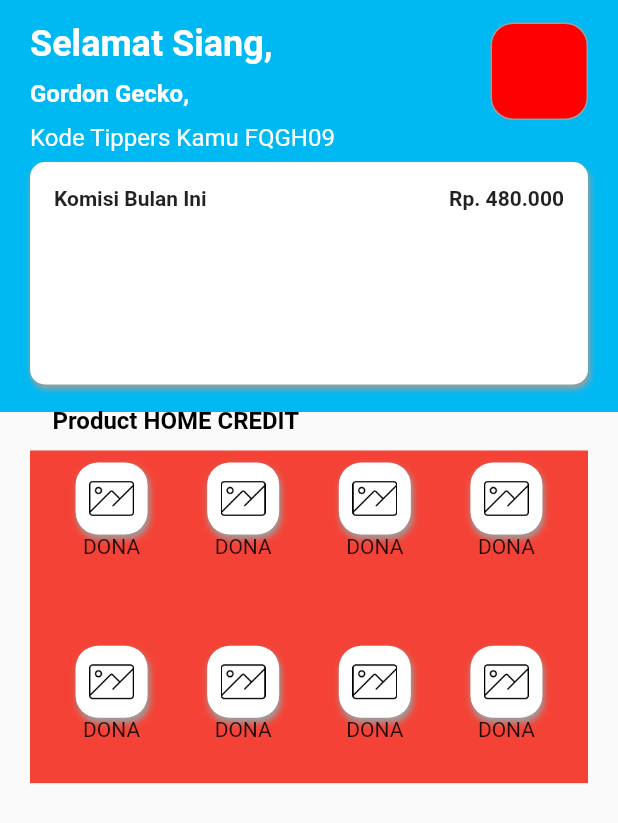
After one commit to oss-homecredit-id/flutter-direct, a Flutter app: the PPHomeScreen screen opened by its route, on a phone screen of 412 x 824 dp. The commit adds this screen. Shown: the top 823 px of the screen. Run offline on Flutter 3.47's test engine with Material 2 defaults, Android fonts, the phone set to English and light mode, and no system bars; Roboto replaces fonts that are missing (Campton).

Commit message:
Add new home sreen v2 based on lastest ui

```diff
--- /dev/null
+++ b/example/lib/component_list/arc_clipper.dart
@@ -0,0 +1,24 @@
+import 'package:flutter/material.dart';
+
+class ArcClipper extends CustomClipper<Path> {
+  @override
+  Path getClip(Size size) {
+    var path = new Path();
+    // Since the wave goes vertically lower than bottom left starting point,
+    // we'll have to make this point a little higher.
+    path.lineTo(0.0, size.height);
+
+    // TODO: The wavy clipping magic happens here, between the bottom left and bottom right points.
+
+    // The bottom right point also isn't at the same level as its left counterpart,
+    // so we'll adjust that one too.
+    path.lineTo(size.width, size.height);
+    path.lineTo(size.width, 0.0);
+    path.close();
+
+    return path;
+  }
+
+  @override
+  bool shouldReclip(CustomClipper<Path> oldClipper) => false;
+}
--- /dev/null
+++ b/example/lib/component_list/pp_home.dart
@@ -0,0 +1,234 @@
+import 'package:flutter/material.dart';
+import 'package:flutter_direct/flutter_direct.dart';
+
+import 'arc_clipper.dart';
+
+class PPHomeScreen extends StatefulWidget {
+  static const blueSky = const Color(0xFF019CE0);
+  static const blueClouds = const Color(0xFF00B9F2);
+
+  static List<Color> kitGradientsHeader = [
+    blueSky,
+    blueClouds,
+  ];
+
+  @override
+  _PPHomeScreenState createState() => _PPHomeScreenState();
+}
+
+class _PPHomeScreenState extends State<PPHomeScreen> {
+  Widget appBackround() => Column(
+        children: <Widget>[
+          new Flexible(
+            flex: 2,
+            child: ClipPath(
+              clipper: new ArcClipper(),
+              child: Stack(
+                children: <Widget>[
+                  new Container(
+                    decoration: new BoxDecoration(
+                      gradient: new LinearGradient(
+                          begin: Alignment.centerLeft,
+                          end: Alignment.centerLeft,
+                          colors: PPHomeScreen.kitGradientsHeader),
+                    ),
+                  ),
+                  new Container(width: double.infinity, child: new Container())
+                ],
+              ),
+            ),
+          ),
+          new Flexible(
+            flex: 4,
+            child: new Container(),
+          )
+        ],
+      );
+
+  Widget titleProduct() => Container(
+        padding: EdgeInsets.symmetric(horizontal: 35.0),
+        margin: EdgeInsets.only(top: 15.0),
+        child: Text('Product HOME CREDIT',
+            style: TextStyle(
+                fontSize: 16.0,
+                fontWeight: FontWeight.bold,
+                color: Colors.black,
+                fontFamily: 'Campton')),
+      );
+
+  Widget content() => Column(
+        crossAxisAlignment: CrossAxisAlignment.start,
+        children: <Widget>[
+          header(),
+          cardKomisi(),
+          titleProduct(),
+          cardProduct()
+        ],
+      );
+
+  Widget header() => SafeArea(
+          child: Container(
+        padding: EdgeInsets.only(top: 15.0),
+        child: Padding(
+          padding: EdgeInsets.symmetric(horizontal: 20.0),
+          child: Row(
+            crossAxisAlignment: CrossAxisAlignment.start,
+            mainAxisAlignment: MainAxisAlignment.spaceBetween,
+            children: <Widget>[
+              Container(
+                width: (MediaQuery.of(context).size.width / 3) * 2,
+                child: Column(
+                  crossAxisAlignment: CrossAxisAlignment.start,
+                  children: <Widget>[
+                    Padding(
+                      padding: const EdgeInsets.only(bottom: 10.0),
+                      child: Text('Selamat Siang,',
+                          style: TextStyle(
+                              fontWeight: FontWeight.bold,
+                              fontSize: 24.0,
+                              color: Colors.white,
+                              fontFamily: 'Campton')),
+                    ),
+                    Padding(
+                      padding: const EdgeInsets.only(bottom: 10.0),
+                      child: Text('Gordon Gecko,',
+                          style: TextStyle(
+                              fontWeight: FontWeight.bold,
+                              fontSize: 16.0,
+                              color: Colors.white,
+                              fontFamily: 'Campton')),
+                    ),
+                    Padding(
+                      padding: const EdgeInsets.only(bottom: 7.0),
+                      child: FittedBox(
+                        fit: BoxFit.fitWidth,
+                        child: Text('Kode Tippers Kamu FQGH09',
+                            maxLines: 1,
+                            style: TextStyle(
+                                fontSize: 16.0,
+                                color: Colors.white,
+                                fontFamily: 'Campton')),
+                      ),
+                    ),
+                  ],
+                ),
+              ),
+              Container(
+                width: 65,
+                height: 65,
+                decoration: BoxDecoration(
+                  color: const Color(0xFFFF0000),
+                  border: Border.all(color: Colors.grey, width: 1),
+                  borderRadius: BorderRadius.all(Radius.circular(15)),
+                ),
+              )
+            ],
+          ),
+        ),
+      ));
+
+  Widget cardKomisi() => Container(
+        height: MediaQuery.of(context).size.height * 0.18,
+        margin: EdgeInsets.only(left: 20.0, right: 20.0),
+        decoration: BoxDecoration(
+            boxShadow: [
+              new BoxShadow(
+                color: Colors.grey,
+                offset: new Offset(1.0, 3.0),
+                blurRadius: 3.0,
+              )
+            ],
+            border: Border.all(color: Colors.transparent, width: 1),
+            borderRadius: BorderRadius.all(Radius.circular(10)),
+            color: Colors.white),
+        child: Column(
+          crossAxisAlignment: CrossAxisAlignment.start,
+          children: <Widget>[
+            Padding(
+              padding:
+                  const EdgeInsets.symmetric(horizontal: 15.0, vertical: 15.0),
+              child: Row(
+                mainAxisAlignment: MainAxisAlignment.spaceBetween,
+                children: <Widget>[
+                  Text('Komisi Bulan Ini',
+                      style: TextStyle(
+                          fontSize: 14.0,
+                          fontWeight: FontWeight.bold,
+                          fontFamily: 'Campton')),
+                  Text('Rp. 480.000',
+                      style: TextStyle(
+                          fontSize: 14.0,
+                          fontWeight: FontWeight.bold,
+                          fontFamily: 'Campton'))
+                ],
+              ),
+            )
+          ],
+        ),
+      );
+
+  Widget cardProduct() => AspectRatio(
+        aspectRatio: 16 / 9,
+        child: Container(
+          color: Colors.red,
+          margin: EdgeInsets.only(left: 20.0, right: 20.0, top: 10.0),
+          //height: MediaQuery.of(context).size.height * 0.35,
+          width: double.infinity,
+          child: GridView.count(
+            padding: EdgeInsets.symmetric(horizontal: 18.0, vertical: 8.0),
+            mainAxisSpacing: MediaQuery.of(context).size.height * 0.06,
+            crossAxisSpacing: 15.0,
+            crossAxisCount: 4,
+            childAspectRatio: 1.0,
+            physics: NeverScrollableScrollPhysics(),
+            children: <Widget>[
+              squareProduct(),
+              squareProduct(),
+              squareProduct(),
+              squareProduct(),
+              squareProduct(),
+              squareProduct(),
+              squareProduct(),
+              squareProduct(),
+            ],
+          ),
+        ),
+      );
+
+  Widget squareProduct() => Container(
+    child: Column(
+          children: <Widget>[
+            Container(
+              padding: EdgeInsets.all(8),
+              decoration: BoxDecoration(
+                color: Colors.white,
+                border: Border.all(color: Colors.transparent, width: 1),
+                borderRadius: BorderRadius.all(Radius.circular(15)),
+                boxShadow: [
+                  new BoxShadow(
+                      color: Colors.grey,
+                      offset: new Offset(1.0, 3.0),
+                      blurRadius: 3.0)
+                ],
+              ),
+              child: Image.asset(
+                'assets/imgs/image.png',
+                height: 30,
+                fit: BoxFit.fitHeight,
+              ),
+            ),
+            Text('DONA')
+          ],
+        ),
+  );
+
+  @override
+  Widget build(BuildContext context) {
+    return Scaffold(
+      body: Stack(
+        fit: StackFit.expand,
+        children: <Widget>[appBackround(), content()],
+      ),
+    );
+  }
+}
--- a/example/lib/main.dart
+++ b/example/lib/main.dart
@@ -1,5 +1,6 @@
 import 'package:example/component_list/button_component.dart';
 import 'package:example/component_list/color_component.dart';
+import 'package:example/component_list/pp_home.dart';
 import 'package:example/component_list/typography_component.dart';
 import 'package:flutter/material.dart';
 import 'package:flutter_direct/flutter_direct.dart';
@@ -15,6 +16,7 @@ class MyApp extends StatelessWidget {
         '/button': (context) => ButtonComponent(),
         '/typography': (context) => TypographyComponent(),
         '/color': (context) => ColorComponent(),
+        '/homepp' : (context) => PPHomeScreen()
       },
       theme: ThemeData(primaryColor: Colors.grey[850]),
       home: HomeScreen(),
@@ -61,6 +63,13 @@ class _HomeScreenState extends State<HomeScreen> {
                       Navigator.pushNamed(context, '/button');
                     },
                   ),
+                  ListTile(
+                    trailing: Icon(Icons.arrow_forward_ios),
+                    title: Text("Home Partner Portal"),
+                    onTap: () {
+                      Navigator.pushNamed(context, '/homepp');
+                    },
+                  ),
                 ],
               ),
             )));
--- a/example/pubspec.yaml
+++ b/example/pubspec.yaml
@@ -43,6 +43,8 @@ flutter:
   uses-material-design: true
 
   # To add assets to your application, add an assets section, like this:
+  assets:
+   - assets/imgs/image.png
   # assets:
   #  - images/a_dot_burr.jpeg
   #  - images/a_dot_ham.jpeg
--- a/pubspec.yaml
+++ b/pubspec.yaml
@@ -20,11 +20,7 @@ dev_dependencies:
 
 # The following section is specific to Flutter.
 flutter:
-
   # To add assets to your package, add an assets section, like this:
-  # assets:
-  #  - images/a_dot_burr.jpeg
-  #  - images/a_dot_ham.jpeg
   #
   # For details regarding assets in packages, see
   # https://flutter.dev/assets-and-images/#from-packages
```
Also changed, not shown: example/assets/imgs/image.png (added), example/pubspec.lock, pubspec.lock, 1 other file.
